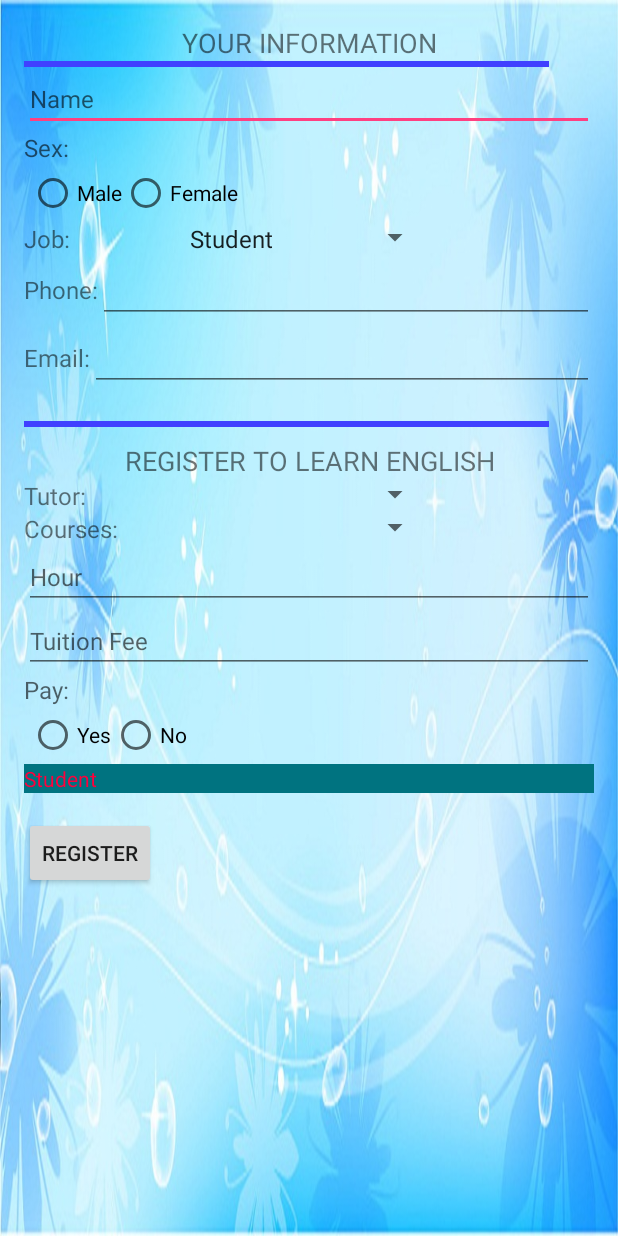
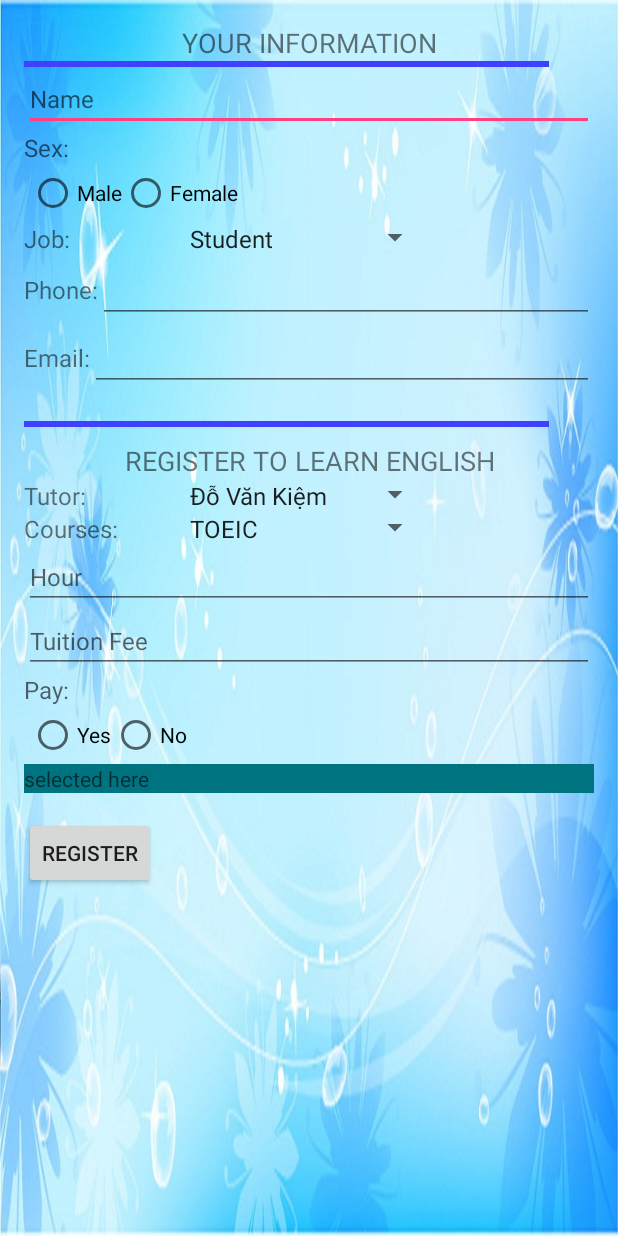
Before and after one commit to trantrungnt/Final_Project, an Android app: the screen it shows after launch (MainActivity), after a tap on "REGISTER", on a phone screen of 412 x 824 dp. Run offline under Robolectric (Android 15) with nearby library versions, the phone set to English and light mode, and no system bars.

```diff
--- a/Final-Project/app/src/main/java/academy/android/vietnam/trungnt/learningenglish/MainActivity.java
+++ b/Final-Project/app/src/main/java/academy/android/vietnam/trungnt/learningenglish/MainActivity.java
@@ -26,6 +26,12 @@ public class MainActivity extends AppCompatActivity {
     public void addListenerOnSpinnerItemSelection() {
         spn_jobs = (Spinner) findViewById(R.id.spn_job);
         spn_jobs.setOnItemSelectedListener(new CustomOnItemSelectedListener());
+
+        spn_tutors = (Spinner) findViewById(R.id.spn_tutor);
+        spn_tutors.setOnItemSelectedListener(new CustomOnItemSelectedListener());
+
+        spn_courses = (Spinner) findViewById(R.id.spn_course);
+        spn_courses.setOnItemSelectedListener(new CustomOnItemSelectedListener());
     }
 
 
@@ -33,13 +39,14 @@ public class MainActivity extends AppCompatActivity {
     public void addListenerOnButton() {
 
         spn_jobs = (Spinner) findViewById(R.id.spn_job);
+        spn_tutors = (Spinner) findViewById(R.id.spn_tutor);
+        spn_courses = (Spinner) findViewById(R.id.spn_course);
         btnRegister = (Button) findViewById(R.id.btnRegister);
-        txtTemp = (TextView) findViewById(R.id.selection);
 
         btnRegister.setOnClickListener(new OnClickListener() {
             @Override
             public void onClick(View v) {
-                txtTemp.setText(String.valueOf(spn_jobs.getSelectedItem()));
+                //txtTemp.setText(String.valueOf(spn_jobs.getSelectedItem()));
             }
         });
     }
--- a/Final-Project/app/src/main/res/layout/activity_main.xml
+++ b/Final-Project/app/src/main/res/layout/activity_main.xml
@@ -22,20 +22,21 @@
             android:textAllCaps="true"
             android:textAlignment="center"
             android:textSize="18sp"
-            />
+        />
         <TextView
             style="@style/HeaderTextStyle"
             android:layout_width="350dp"
             android:layout_height="4dp"
             android:background="@color/colorBlue"
-            />
+        />
 
         <EditText
             android:layout_width="match_parent"
             android:layout_height="wrap_content"
             android:hint="@string/label_name"
             android:textSize="16sp"
-            />
+            android:id="@+id/edit_txtName"
+        />
 
         <TextView
             android:layout_width="wrap_content"
@@ -71,10 +72,8 @@
             <Spinner
                 android:id="@+id/spn_job"
                 android:entries="@array/arr_job"
-                android:prompt="@string/promt_job"
                 android:layout_width="100dp"
                 android:layout_height="20dp"
-
                 android:layout_weight="0.32" />
         </LinearLayout>
 
@@ -94,7 +93,7 @@
                 android:layout_height="wrap_content"
                 android:inputType="phone"
                 android:ems="10"
-                android:id="@+id/editText"
+                android:id="@+id/edit_txtPhone"
                 android:layout_weight="0.18" />
         </LinearLayout>
 
@@ -110,11 +109,11 @@
                 android:textSize="16sp" />
 
             <EditText
+                android:id="@+id/edit_txtEmail"
                 android:layout_width="wrap_content"
                 android:layout_height="wrap_content"
                 android:inputType="textEmailAddress"
                 android:ems="10"
-                android:id="@+id/editText"
                 android:layout_weight="0.18" />
         </LinearLayout>
 
@@ -150,7 +149,8 @@
             <Spinner
                 android:layout_width="100dp"
                 android:layout_height="20dp"
-
+                android:entries="@array/arr_tutor"
+                android:id="@+id/spn_tutor"
                 android:layout_weight="0.32" />
         </LinearLayout>
 
@@ -169,7 +169,8 @@
             <Spinner
                 android:layout_width="100dp"
                 android:layout_height="20dp"
-
+                android:entries="@array/arr_course"
+                android:id="@+id/spn_course"
                 android:layout_weight="0.32" />
         </LinearLayout>
 
--- a/Final-Project/app/src/main/res/values/strings.xml
+++ b/Final-Project/app/src/main/res/values/strings.xml
@@ -27,4 +27,19 @@
         <item>Doctor</item>
         <item>Developer</item>
     </string-array>
+    <string name="promt_tutor">Select Tutor</string>
+    <string-array name="arr_tutor">
+        <item>Đỗ Văn Kiệm</item>
+        <item>Trang Linh</item>
+        <item>Kevin</item>
+        <item>Vân Anh</item>
+        <item>Nancy</item>
+    </string-array>
+    <string name="promt_course">Select Course</string>
+    <string-array name="arr_course">
+        <item>TOEIC</item>
+        <item>TOEFL</item>
+        <item>Grammar</item>
+        <item>Speak</item>
+    </string-array>
 </resources>
```
Also changed, not shown: 1 other file.
